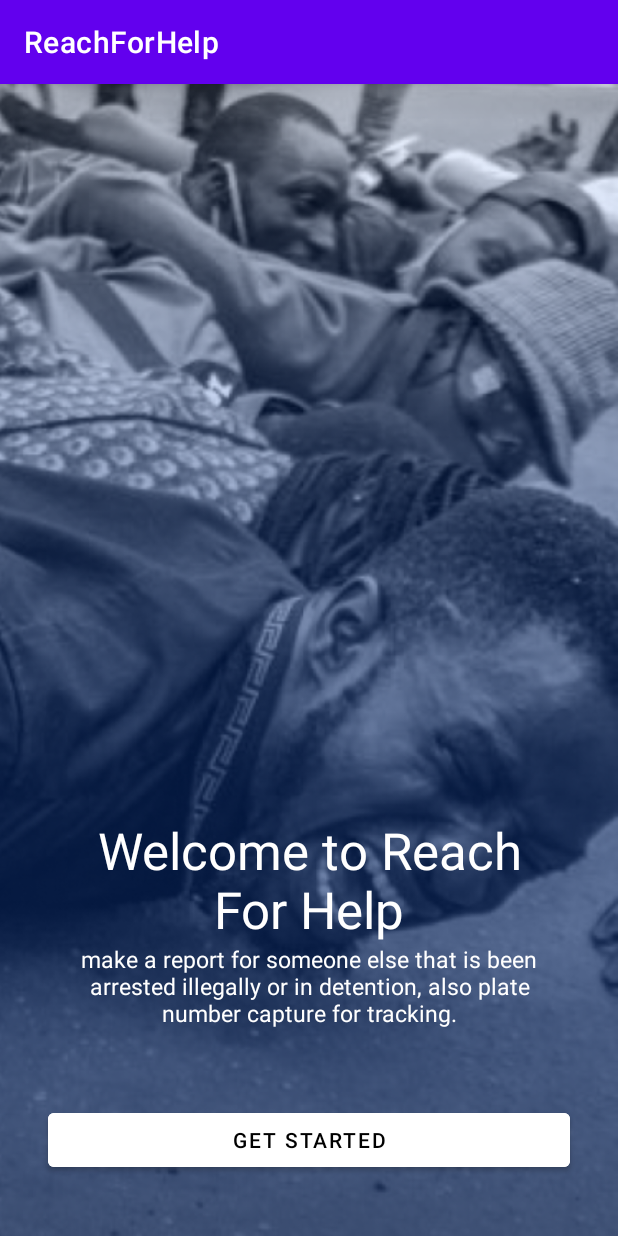
After one commit to wise4rmgod/ReachForHelp, an Android app: the fragment OnboardingThreeFragment shown on its own in the app's theme, on a phone screen of 412 x 824 dp. The commit adds this screen. Run offline under Robolectric (Android 15) with nearby library versions, the phone set to English and light mode, and no system bars.

Commit message:
Onboarding Screens

```diff
--- /dev/null
+++ b/app/src/main/java/com/dev/reachforhelp/ui/onboarding/Screens/OnboardingThreeFragment.kt
@@ -0,0 +1,27 @@
+package com.dev.reachforhelp.ui.onboarding.Screens
+
+import android.os.Bundle
+import androidx.fragment.app.Fragment
+import android.view.LayoutInflater
+import android.view.View
+import android.view.ViewGroup
+import com.dev.reachforhelp.R
+import com.dev.reachforhelp.databinding.FragmentOnboardingThreeBinding
+
+
+class OnboardingThreeFragment : Fragment() {
+
+    private lateinit var binding: FragmentOnboardingThreeBinding
+
+    override fun onCreateView(
+        inflater: LayoutInflater, container: ViewGroup?,
+        savedInstanceState: Bundle?
+    ): View? {
+        // Inflate the layout for this fragment
+        binding = FragmentOnboardingThreeBinding.inflate(layoutInflater)
+
+        return binding.root
+    }
+
+
+}
--- /dev/null
+++ b/app/src/main/res/layout/fragment_onboarding_three.xml
@@ -0,0 +1,65 @@
+<?xml version="1.0" encoding="utf-8"?>
+<androidx.constraintlayout.widget.ConstraintLayout xmlns:android="http://schemas.android.com/apk/res/android"
+    xmlns:tools="http://schemas.android.com/tools"
+    android:layout_width="match_parent"
+    android:layout_height="match_parent"
+    xmlns:app="http://schemas.android.com/apk/res-auto"
+    tools:context=".ui.onboarding.Screens.OnboardingThreeFragment">
+
+    <ImageView
+        android:id="@+id/imageView2"
+        android:layout_width="0dp"
+        android:layout_height="0dp"
+        android:src="@drawable/onboarding"
+        android:scaleType="centerCrop"
+        app:layout_constraintBottom_toBottomOf="parent"
+        app:layout_constraintEnd_toEndOf="parent"
+        app:layout_constraintStart_toStartOf="parent"
+        app:layout_constraintTop_toTopOf="parent" />
+
+    <TextView
+        android:id="@+id/text_welcome_start"
+        android:layout_width="0dp"
+        android:layout_height="wrap_content"
+        android:gravity="center"
+        android:text="Welcome to Reach
+         For Help"
+        android:textColor="@color/white"
+        android:textSize="34sp"
+        app:layout_constraintEnd_toEndOf="parent"
+        app:layout_constraintHorizontal_bias="0.0"
+        app:layout_constraintStart_toStartOf="parent"
+        app:layout_constraintBottom_toTopOf="@+id/text_make_report" />
+
+    <TextView
+        android:id="@+id/text_make_report"
+        android:layout_width="match_parent"
+        android:layout_height="wrap_content"
+        android:layout_marginStart="32dp"
+        android:layout_marginEnd="32dp"
+        android:layout_marginBottom="32dp"
+        android:gravity="center"
+        android:text="make a report for someone else that is been arrested illegally or in detention, also plate
+        number capture for tracking.\n"
+        android:textColor="@color/white"
+        android:textSize="15sp"
+        app:layout_constraintBottom_toTopOf="@+id/btn_get_started"
+        app:layout_constraintEnd_toEndOf="parent"
+        app:layout_constraintStart_toStartOf="parent" />
+
+    <Button
+        android:id="@+id/btn_get_started"
+        android:layout_width="match_parent"
+        android:layout_height="wrap_content"
+        android:layout_marginStart="32dp"
+        android:layout_marginEnd="32dp"
+        android:layout_marginBottom="40dp"
+        android:backgroundTint="@color/white"
+        android:text="Get started"
+        android:textColor="@color/black"
+        app:layout_constraintBottom_toBottomOf="parent"
+        app:layout_constraintEnd_toEndOf="parent"
+        app:layout_constraintStart_toStartOf="parent" />
+
+
+</androidx.constraintlayout.widget.ConstraintLayout>
--- a/app/src/main/res/values/strings.xml
+++ b/app/src/main/res/values/strings.xml
@@ -6,4 +6,6 @@
     <string name="title_notifications">Notifications</string>
     <string name="welcome_back">Welcome Back</string>
     <string name="title_activity_main">Main Activity</string>
+    <!-- TODO: Remove or change this placeholder text -->
+    <string name="hello_blank_fragment">Hello blank fragment</string>
 </resources>
```
Also changed, not shown: app/build.gradle (+7 -0 lines), app/src/main/AndroidManifest.xml (+6 -7 lines), app/src/main/java/com/dev/reachforhelp/ui/onboarding/Screens/OnboardingOneFragment.kt (added, +28 -0 lines), app/src/main/java/com/dev/reachforhelp/ui/onboarding/Screens/OnboardingTwoFragment.kt (added, +27 -0 lines), app/src/main/java/com/dev/reachforhelp/ui/onboarding/viewpager/ViewPagerAdapter.kt (added, +20 -0 lines), app/src/main/java/com/dev/reachforhelp/ui/onboarding/viewpager/ViewPagerFragment.kt (added, +45 -0 lines), app/src/main/res/layout/fragment_onboarding_one.xml (added, +55 -0 lines), app/src/main/res/layout/fragment_onboarding_two.xml (added, +48 -0 lines), app/src/main/res/layout/fragment_view_pager.xml (added, +38 -0 lines), app/src/main/res/navigation/mobile_navigation.xml (+31 -1 lines), app/src/main/res/drawable/onboarding.png (added), app/src/main/res/drawable/white_arrow.png (added).
